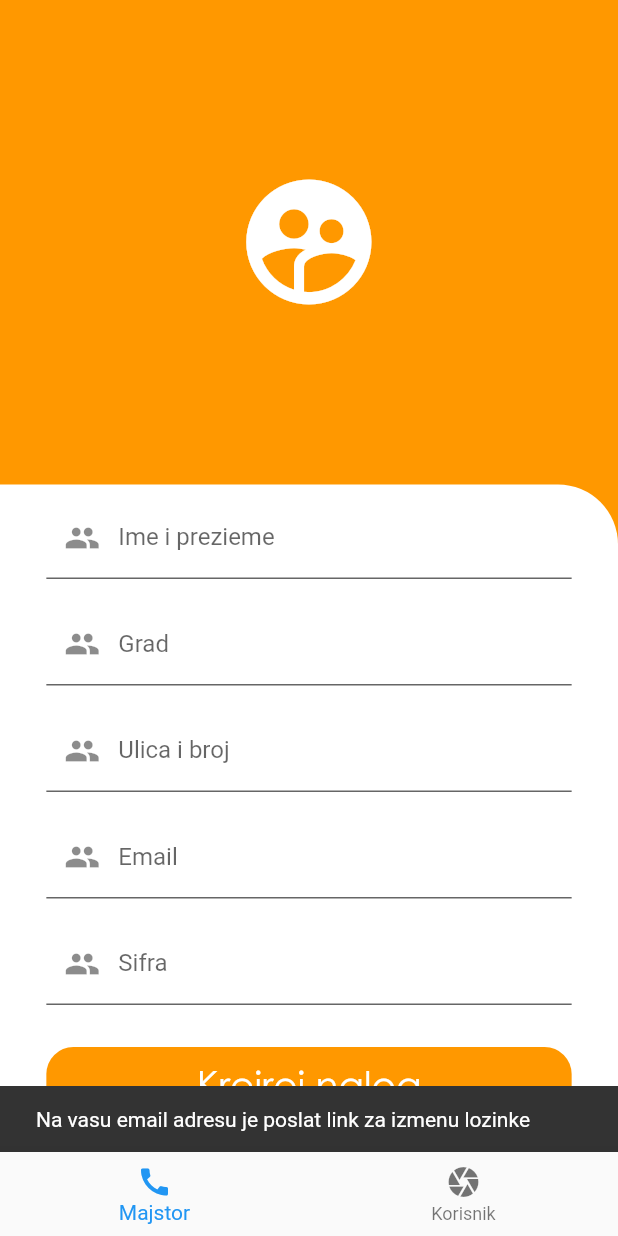
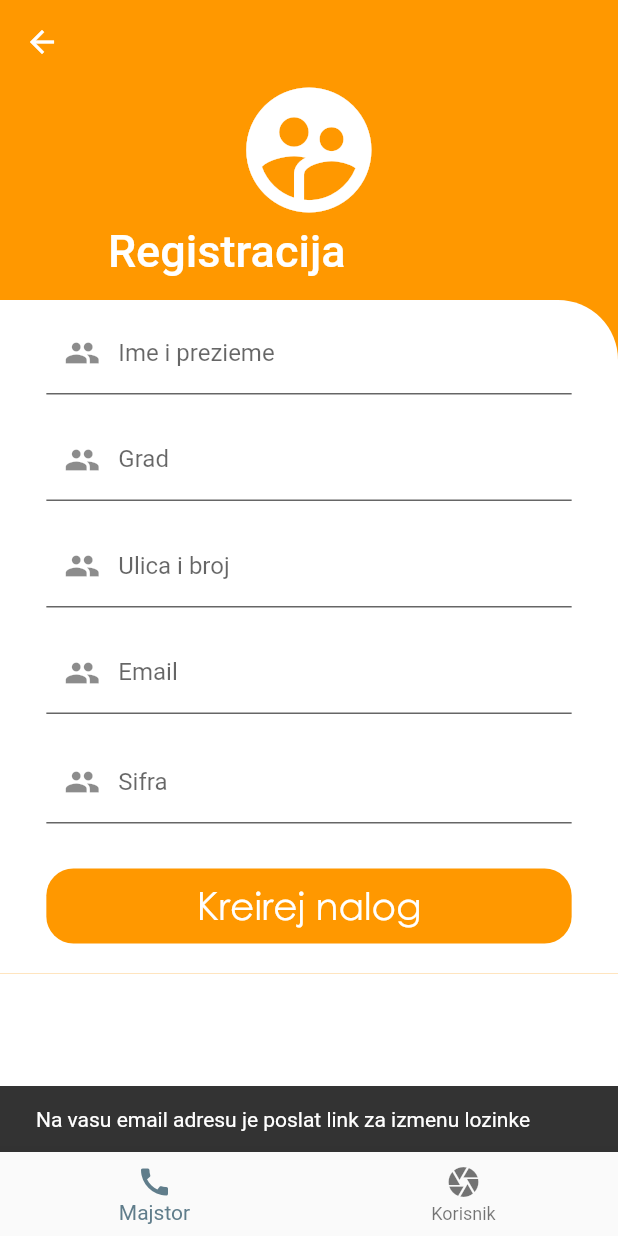
Before and after one commit to bytechgit/moj_majstor, a Flutter app: the SignIn screen opened directly, after a tap on "Kreirej nalog", on a phone screen of 412 x 824 dp. Run offline on Flutter 3.47's test engine with Material 2 defaults, Android fonts, the phone set to English and light mode, and no system bars; our stand-ins replace cloud_firestore, connectivity_plus, email_validator, firebase_auth, firebase_core, flutter_custom_clippers and 2 more; missing offline and left inert: flutter_facebook_auth; accounts and stored records are empty; network calls fail.

Commit message:
Majstor kartica

```diff
--- /dev/null
+++ b/lib/Majsor.dart
@@ -0,0 +1,118 @@
+import 'package:flutter/material.dart';
+
+class Majstor extends StatefulWidget {
+  final String ime;
+  final String slika;
+  final String ocena;
+  const Majstor(
+      {Key? key, required this.ime, required this.ocena, required this.slika})
+      : super(key: key);
+
+  @override
+  State<Majstor> createState() => _MajstorState();
+}
+
+class _MajstorState extends State<Majstor> {
+  @override
+  Widget build(BuildContext context) {
+    return SizedBox(
+      height: 130,
+      child: Container(
+          margin: const EdgeInsets.only(bottom: 10, left: 20, right: 20),
+          //color: Colors.red,
+          // shape: RoundedRectangleBorder(
+          //  borderRadius: BorderRadius.circular(20.0),
+          //),
+          //  shadowColor: Colors.black,
+          // elevation: 10,
+          decoration: BoxDecoration(
+            gradient: const LinearGradient(
+              begin: Alignment.centerLeft,
+              end: Alignment.bottomRight,
+              colors: [
+                Color.fromRGBO(255, 161, 43, 1),
+                Color.fromRGBO(255, 96, 26, 0.9),
+              ],
+            ),
+            borderRadius: BorderRadius.circular(18),
+          ),
+          child: Row(
+            crossAxisAlignment: CrossAxisAlignment.start,
+            children: [
+              //Spacer(),
+              Padding(
+                padding: const EdgeInsets.fromLTRB(20, 14, 10, 10),
+                child: CircleAvatar(
+                  radius: 30,
+                  backgroundImage: AssetImage(widget.slika),
+                ),
+              ),
+              Expanded(
+                child: Column(
+                  crossAxisAlignment: CrossAxisAlignment.start,
+                  children: [
+                    Padding(
+                      padding: const EdgeInsets.only(top: 20.0, left: 5.0),
+                      child: FittedBox(
+                        child: Text(
+                          widget.ime,
+                          style: const TextStyle(
+                              fontSize: 20,
+                              color: Colors.white,
+                              fontWeight: FontWeight.bold,
+                              fontFamily: 'Century'),
+                        ),
+                      ),
+                    ),
+                    const Padding(
+                      padding: EdgeInsets.only(top: 5.0, left: 8),
+                      child: FittedBox(
+                        child: Text(
+                          'zanimanje: Elektricar',
+                          style: TextStyle(
+                              fontSize: 14,
+                              color: Colors.white,
+                              //fontWeight: FontWeight.bold,
+                              fontFamily: 'Century'),
+                        ),
+                      ),
+                    ),
+                    //Text("data")
+                  ],
+                ),
+              ),
+              Padding(
+                padding: const EdgeInsets.only(left: 10, right: 10),
+                child: Column(
+                  mainAxisAlignment: MainAxisAlignment.center,
+                  children: [
+                    const Padding(
+                      padding: EdgeInsets.only(bottom: 5, right: 10),
+                      child: Text(
+                        'ocena',
+                        style: TextStyle(
+                            fontSize: 15,
+                            color: Colors.white,
+                            fontWeight: FontWeight.bold,
+                            fontFamily: 'Century'),
+                      ),
+                    ),
+                    Padding(
+                      padding: const EdgeInsets.only(bottom: 0, right: 10),
+                      child: Text(
+                        widget.ocena,
+                        style: const TextStyle(
+                            fontSize: 18,
+                            color: Colors.white,
+                            fontWeight: FontWeight.bold,
+                            fontFamily: 'Century'),
+                      ),
+                    ),
+                  ],
+                ),
+              )
+            ],
+          )),
+    );
+  }
+}
--- a/lib/SignUp.dart
+++ b/lib/SignUp.dart
@@ -1,4 +1,5 @@
 import 'package:flutter/material.dart';
+import 'package:moj_majstor/SignUpMajstor.dart';
 import 'package:moj_majstor/SignUpUser.dart';
 
 class SignIn extends StatefulWidget {
@@ -49,9 +50,7 @@ class _SignInState extends State<SignIn> {
         controller: pageController,
         children: const <Widget>[
           SignUpUser(),
-          Center(
-            child: Text('Second Page'),
-          ),
+          SignUpMajstor(),
         ],
       ),
     );
--- /dev/null
+++ b/lib/SignUpMajstor.dart
@@ -0,0 +1,168 @@
+import 'dart:async';
+
+import 'package:flutter/material.dart';
+import 'package:moj_majstor/Kategorija.dart';
+import 'package:moj_majstor/Majsor.dart';
+
+class SignUpMajstor extends StatefulWidget {
+  const SignUpMajstor({Key? key}) : super(key: key);
+
+  @override
+  State<SignUpMajstor> createState() => _SignUpMajstorState();
+}
+
+class _SignUpMajstorState extends State<SignUpMajstor> {
+  var kat = [
+    {'naziv': 'Elektricar', 'slika': 'assets/img/elektricar.png'},
+    {'naziv': 'Vodoinstalater', 'slika': 'assets/img/elektricar.png'},
+    {'naziv': 'Majstor', 'slika': 'assets/img/elektricar.png'},
+    {'naziv': 'Televizor', 'slika': 'assets/img/elektricar.png'},
+    {'naziv': 'Elektricar', 'slika': 'assets/img/elektricar.png'},
+    {'naziv': 'Vodoinstalater', 'slika': 'assets/img/elektricar.png'},
+    {'naziv': 'Majstor', 'slika': 'assets/img/elektricar.png'},
+    {'naziv': 'Televizor', 'slika': 'assets/img/elektricar.png'},
+  ];
+  var maj = [
+    {
+      'ime': 'Milan Raškovic',
+      'slika': 'assets/img/radnik.jpg',
+      'ocena': '10',
+    },
+    {'ime': 'Milan Raškovic', 'slika': 'assets/img/radnik.jpg', 'ocena': '10'},
+    {
+      'ime': 'Zeljko Stepanovic',
+      'slika': 'assets/img/radnik.jpg',
+      'ocena': '10',
+    },
+    {
+      'ime': 'Lazar Velimirović',
+      'slika': 'assets/img/radnik.jpg',
+      'ocena': '10',
+    },
+    {
+      'ime': 'Aleksandar Mijujkić',
+      'slika': 'assets/img/radnik.jpg',
+      'ocena': '10',
+    },
+    {'ime': 'Ivan Stepanovic', 'slika': 'assets/img/radnik.jpg', 'ocena': '10'},
+    {
+      'ime': 'Igor Juricic',
+      'slika': 'assets/img/radnik.jpg',
+      'ocena': '10',
+    },
+    {
+      'ime': 'Александар Николић',
+      'slika': 'assets/img/radnik.jpg',
+      'ocena': '10',
+    },
+  ];
+  @override
+  Widget build(BuildContext context) {
+    return SafeArea(
+      child: Column(
+        children: [
+          Container(
+            child: Expanded(
+              child: ListView(
+                // padding: EdgeInsets.only(left: 10, right: 10),
+                //childAspectRatio: 5 / 2,
+                children: maj.map((e) {
+                  return Majstor(
+                    slika: e['slika'] ?? '',
+                    ime: e['ime'] ?? '',
+                    ocena: e['ocena'] ?? '',
+                  );
+                }).toList(),
+                // children: [
+                //   Container(
+                //     height: 20,
+                //     child: Card(
+                //       color: Colors.red,
+                //       shape: RoundedRectangleBorder(
+                //         borderRadius: BorderRadius.circular(20.0),
+                //       ),
+                //       shadowColor: Colors.black,
+                //       elevation: 10,
+                //       child: Column(
+                //         children: [
+                //           //  Spacer(),
+                //           Expanded(
+                //             child: Padding(
+                //               padding: const EdgeInsets.only(top: 8.0),
+                //               child: Image(
+                //                 image: AssetImage('assets/img/elektricar.png'),
+                //               ),
+                //             ),
+                //           ),
+                //           FittedBox(
+                //             child: Padding(
+                //               padding: const EdgeInsets.all(20.0),
+                //               child: Text(
+                //                 "Elektricar",
+                //                 style:
+                //                     TextStyle(fontSize: 25, color: Colors.white),
+                //               ),
+                //             ),
+                //           ),
+                //         ],
+                //       ),
+                //     ),
+                //   ),
+                //   Card(
+                //     color: Colors.red,
+                //     shape: RoundedRectangleBorder(
+                //       borderRadius: BorderRadius.circular(20.0),
+                //     ),
+                //     shadowColor: Colors.black,
+                //     elevation: 10,
+                //   ),
+                //   Card(
+                //     color: Colors.red,
+                //     shape: RoundedRectangleBorder(
+                //       borderRadius: BorderRadius.circular(20.0),
+                //     ),
+                //     shadowColor: Colors.black,
+                //     elevation: 10,
+                //   ),
+                //   Card(
+                //     color: Colors.red,
+                //     shape: RoundedRectangleBorder(
+                //       borderRadius: BorderRadius.circular(20.0),
+                //     ),
+                //     shadowColor: Colors.black,
+                //     elevation: 10,
+                //   ),
+                //   Card(
+                //     color: Colors.red,
+                //     shape: RoundedRectangleBorder(
+                //       borderRadius: BorderRadius.circular(20.0),
+                //     ),
+                //     shadowColor: Colors.black,
+                //     elevation: 10,
+                //   ),
+                //   Card(
+                //     color: Colors.red,
+                //     shape: RoundedRectangleBorder(
+                //       borderRadius: BorderRadius.circular(20.0),
+                //     ),
+                //     shadowColor: Colors.black,
+                //     elevation: 10,
+                //   ),
+                //   Card(
+                //     color: Colors.red,
+                //     shape: RoundedRectangleBorder(
+                //       borderRadius: BorderRadius.circular(20.0),
+                //     ),
+                //     shadowColor: Colors.black,
+                //     elevation: 10,
+                //   ),
+                // ],
+                //crossAxisCount: 1,
+              ),
+            ),
+          ),
+        ],
+      ),
+    );
+  }
+}
--- a/lib/SignUpUser.dart
+++ b/lib/SignUpUser.dart
@@ -11,24 +11,29 @@ class _SignUpUserState extends State<SignUpUser> {
   @override
   Widget build(BuildContext context) {
     return Scaffold(
-      body: SafeArea(
-        child: Container(
+      backgroundColor: Colors.white,
+      body: CustomScrollView(
+        slivers: [
+          SliverAppBar(
+            backgroundColor: Color.fromRGBO(20, 33, 61, 1),
+            pinned: true,
+            expandedHeight: 200.0,
+            flexibleSpace: FlexibleSpaceBar(
+              title: Text('Registracija'),
+              background: Container(
                 color: Colors.orange,
-          width: MediaQuery.of(context).size.width,
-          child: Column(
-            children: [
-              Expanded(
-                child: Container(
-                  color: Colors.orange,
-                  child: Icon(
+                child: const Icon(
                   Icons.supervised_user_circle,
                   color: Colors.white,
                   size: 100,
                 ),
               ),
             ),
-              Container(
-                width: MediaQuery.of(context).size.width,
+          ),
+          SliverToBoxAdapter(
+            child: Container(
+              color: Colors.orange,
+              child: Container(
                 decoration: const BoxDecoration(
                   color: Colors.white,
                   borderRadius: BorderRadius.only(
@@ -98,7 +103,7 @@ class _SignUpUserState extends State<SignUpUser> {
                       ),
                     ),
                     Padding(
-                      padding: const EdgeInsets.only(top: 8, bottom: 8),
+                      padding: const EdgeInsets.only(top: 10, bottom: 10),
                       child: SizedBox(
                         height: 55,
                         width: MediaQuery.of(context).size.width * 0.85,
@@ -143,10 +148,10 @@ class _SignUpUserState extends State<SignUpUser> {
                     ),
                   ],
                 ),
-              )
-            ],
               ),
             ),
+          ),
+        ],
       ),
     );
   }
--- a/lib/main.dart
+++ b/lib/main.dart
@@ -29,9 +29,7 @@ class _MyAppState extends State<MyApp> {
   Widget build(BuildContext context) {
     return MaterialApp(
       title: 'Flutter Demo',
-      theme: ThemeData(
-        primarySwatch: Colors.blue,
-      ),
+      theme: ThemeData(primarySwatch: Colors.blueGrey),
       home: const MyHomePage(title: 'Moj majstor'),
     );
   }
--- a/pubspec.yaml
+++ b/pubspec.yaml
@@ -44,6 +44,7 @@ dependencies:
   cached_network_image: ^3.2.0
   provider: ^6.0.2
   flutter_facebook_auth: ^4.2.0
+  simple_shadow: ^0.3.0
 
 dev_dependencies:
   flutter_test:
```
Also changed, not shown: lib/Authentication.dart (+8 -1 lines), lib/Kategorija.dart (added, +79 -0 lines), lib/Login.dart (+3 -9 lines), assets/img/elektricar.png (added), assets/img/radnik.jpg (added), pubspec.lock. Lines whose indentation alone changed are shown as unchanged.
